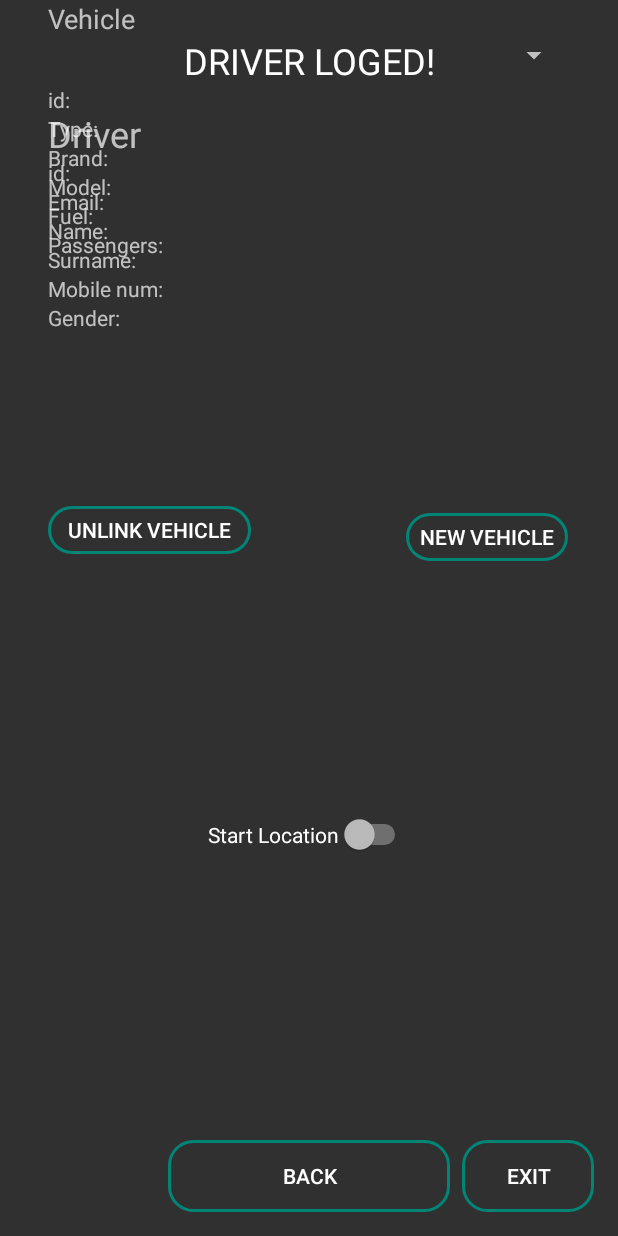
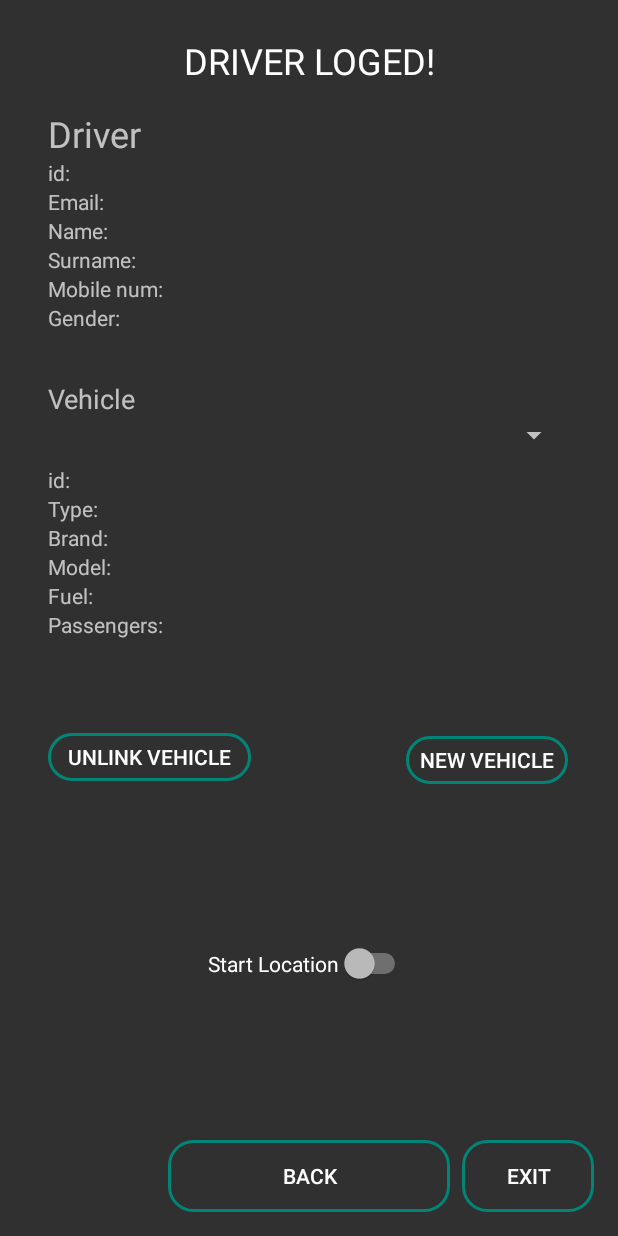
Before and after one commit to avillenam/geoloc, an Android app: the UserLogedActivity screen opened directly, with no data from a screen before it, on a phone screen of 412 x 824 dp. Run offline under Robolectric (Android 15) with nearby library versions, the phone set to English and light mode, and no system bars.

Commit message:
Versión 1.7

```diff
--- a/app/src/main/java/com/uned/geoloc_3/Interface/JsonHerokuapp.java
+++ b/app/src/main/java/com/uned/geoloc_3/Interface/JsonHerokuapp.java
@@ -95,4 +95,8 @@ public interface JsonHerokuapp {
 
     @GET("loginDriver/{email}/{password}")
     Call<LoginCode> loginDriver(@Path("email") String email, @Path("password") String password);
+
+    // Llamada GET al servidor que devuelve un objeto Driver a partir del id_driver
+    @GET("driver/{id_driver}")
+    Call<List<Driver>> driverById(@Path("id_driver") int id_driver);
 }
--- a/app/src/main/java/com/uned/geoloc_3/MainActivity.java
+++ b/app/src/main/java/com/uned/geoloc_3/MainActivity.java
@@ -145,7 +145,7 @@ public class MainActivity extends AppCompatActivity {
         //parameters.put("userId", email);
         //parameters.put("_sort", pass);
 
-        final String emailUser = email;
+        //final String emailUser = email;
 
         System.out.println("Parametros recibidos de la llamada:");
         System.out.println(email);
@@ -185,7 +185,7 @@ public class MainActivity extends AppCompatActivity {
 
                         // Objeto que se va a encargar de enviar la información del usuario a la otra actividad
                         Bundle userBundle = new Bundle();
-                        userBundle.putString("email", emailUser);
+                        userBundle.putString("email", email);
                         userBundle.putInt("id_driver", id_driver);
 
                         // Le añadimos al Intent los datos que queremos enviar
--- a/app/src/main/res/layout/activity_user_loged.xml
+++ b/app/src/main/res/layout/activity_user_loged.xml
@@ -8,12 +8,12 @@
 
     <TextView
         android:id="@+id/txt_passengers2"
-        android:layout_width="250dp"
+        android:layout_width="200dp"
         android:layout_height="wrap_content"
         android:layout_marginEnd="28dp"
         android:layout_marginRight="28dp"
         android:ems="10"
-        android:inputType="textEmailAddress"
+        android:inputType="text"
         android:textSize="14sp"
         app:layout_constraintEnd_toEndOf="parent"
         app:layout_constraintTop_toBottomOf="@+id/txt_fuel2" />
@@ -25,7 +25,7 @@
         android:layout_marginStart="32dp"
         android:layout_marginLeft="32dp"
         android:ems="10"
-        android:inputType="textEmailAddress"
+        android:inputType="text"
         android:text="Passengers:"
         android:textSize="14sp"
         app:layout_constraintStart_toStartOf="parent"
@@ -33,37 +33,37 @@
 
     <TextView
         android:id="@+id/txt_brand2"
-        android:layout_width="250dp"
+        android:layout_width="200dp"
         android:layout_height="wrap_content"
         android:layout_marginEnd="28dp"
         android:layout_marginRight="28dp"
         android:ems="10"
-        android:inputType="textEmailAddress"
+        android:inputType="text"
         android:textSize="14sp"
         app:layout_constraintEnd_toEndOf="parent"
         app:layout_constraintTop_toBottomOf="@+id/txt_type2" />
 
     <TextView
         android:id="@+id/txt_fuel2"
-        android:layout_width="250dp"
+        android:layout_width="200dp"
         android:layout_height="wrap_content"
         android:layout_marginEnd="28dp"
         android:layout_marginRight="28dp"
         android:ems="10"
-        android:inputType="textEmailAddress"
+        android:inputType="text"
         android:textSize="14sp"
         app:layout_constraintEnd_toEndOf="parent"
         app:layout_constraintTop_toBottomOf="@+id/txt_model2" />
 
     <TextView
         android:id="@+id/txt_idVehicle2"
-        android:layout_width="250dp"
+        android:layout_width="200dp"
         android:layout_height="19dp"
         android:layout_marginTop="8dp"
         android:layout_marginEnd="28dp"
         android:layout_marginRight="28dp"
         android:ems="10"
-        android:inputType="textEmailAddress"
+        android:inputType="text"
         android:textSize="14sp"
         app:layout_constraintEnd_toEndOf="parent"
         app:layout_constraintTop_toBottomOf="@+id/spinner_vehicles" />
@@ -75,7 +75,7 @@
         android:layout_marginStart="32dp"
         android:layout_marginLeft="32dp"
         android:ems="10"
-        android:inputType="textEmailAddress"
+        android:inputType="text"
         android:text="Type:"
         android:textSize="14sp"
         app:layout_constraintStart_toStartOf="parent"
@@ -83,12 +83,12 @@
 
     <TextView
         android:id="@+id/txt_type2"
-        android:layout_width="250dp"
+        android:layout_width="200dp"
         android:layout_height="wrap_content"
         android:layout_marginEnd="28dp"
         android:layout_marginRight="28dp"
         android:ems="10"
-        android:inputType="textEmailAddress"
+        android:inputType="text"
         android:textSize="14sp"
         app:layout_constraintEnd_toEndOf="parent"
         app:layout_constraintTop_toBottomOf="@+id/txt_idVehicle2" />
@@ -100,7 +100,7 @@
         android:layout_marginStart="32dp"
         android:layout_marginLeft="32dp"
         android:ems="10"
-        android:inputType="textEmailAddress"
+        android:inputType="text"
         android:text="Brand:"
         android:textSize="14sp"
         app:layout_constraintStart_toStartOf="parent"
@@ -113,7 +113,7 @@
         android:layout_marginStart="32dp"
         android:layout_marginLeft="32dp"
         android:ems="10"
-        android:inputType="textEmailAddress"
+        android:inputType="text"
         android:text="Model:"
         android:textSize="14sp"
         app:layout_constraintStart_toStartOf="parent"
@@ -126,7 +126,7 @@
         android:layout_marginStart="32dp"
         android:layout_marginLeft="32dp"
         android:ems="10"
-        android:inputType="textEmailAddress"
+        android:inputType="text"
         android:text="Fuel:"
         android:textSize="14sp"
         app:layout_constraintStart_toStartOf="parent"
@@ -134,12 +134,12 @@
 
     <TextView
         android:id="@+id/txt_model2"
-        android:layout_width="250dp"
+        android:layout_width="200dp"
         android:layout_height="wrap_content"
         android:layout_marginEnd="28dp"
         android:layout_marginRight="28dp"
         android:ems="10"
-        android:inputType="textEmailAddress"
+        android:inputType="text"
         android:textSize="14sp"
         app:layout_constraintEnd_toEndOf="parent"
         app:layout_constraintTop_toBottomOf="@+id/txt_brand2" />
@@ -154,7 +154,7 @@
         android:layout_marginEnd="32dp"
         android:layout_marginRight="32dp"
         android:ems="10"
-        android:inputType="textPersonName"
+        android:inputType="text"
         android:text="DRIVER LOGED!"
         android:textAlignment="center"
         android:textAppearance="@style/TextAppearance.AppCompat.Body1"
@@ -175,7 +175,7 @@
         android:layout_marginEnd="32dp"
         android:layout_marginRight="32dp"
         android:ems="10"
-        android:inputType="textEmailAddress"
+        android:inputType="text"
         android:text="Driver"
         android:textSize="24sp"
         app:layout_constraintEnd_toEndOf="parent"
@@ -185,7 +185,7 @@
 
     <TextView
         android:id="@+id/txt_email2"
-        android:layout_width="250dp"
+        android:layout_width="200dp"
         android:layout_height="wrap_content"
         android:layout_marginEnd="32dp"
         android:layout_marginRight="32dp"
@@ -197,60 +197,60 @@
 
     <TextView
         android:id="@+id/txt_name2"
-        android:layout_width="250dp"
+        android:layout_width="200dp"
         android:layout_height="wrap_content"
         android:layout_marginEnd="32dp"
         android:layout_marginRight="32dp"
         android:ems="10"
-        android:inputType="textEmailAddress"
+        android:inputType="text"
         android:textSize="14sp"
         app:layout_constraintEnd_toEndOf="parent"
         app:layout_constraintTop_toBottomOf="@+id/txt_email2" />
 
     <TextView
         android:id="@+id/txt_surname2"
-        android:layout_width="250dp"
+        android:layout_width="200dp"
         android:layout_height="wrap_content"
         android:layout_marginEnd="32dp"
         android:layout_marginRight="32dp"
         android:ems="10"
-        android:inputType="textEmailAddress"
+        android:inputType="text"
         android:textSize="14sp"
         app:layout_constraintEnd_toEndOf="parent"
         app:layout_constraintTop_toBottomOf="@+id/txt_name2" />
 
     <TextView
         android:id="@+id/txt_mobile2"
-        android:layout_width="250dp"
+        android:layout_width="200dp"
         android:layout_height="wrap_content"
         android:layout_marginEnd="32dp"
         android:layout_marginRight="32dp"
         android:ems="10"
-        android:inputType="textEmailAddress"
+        android:inputType="text"
         android:textSize="14sp"
         app:layout_constraintEnd_toEndOf="parent"
         app:layout_constraintTop_toBottomOf="@+id/txt_surname2" />
 
     <TextView
         android:id="@+id/txt_gender2"
-        android:layout_width="250dp"
+        android:layout_width="200dp"
         android:layout_height="wrap_content"
         android:layout_marginEnd="32dp"
         android:layout_marginRight="32dp"
         android:ems="10"
-        android:inputType="textEmailAddress"
+        android:inputType="text"
         android:textSize="14sp"
         app:layout_constraintEnd_toEndOf="parent"
         app:layout_constraintTop_toBottomOf="@+id/txt_mobile2" />
 
     <TextView
         android:id="@+id/txt_idDriver2"
-        android:layout_width="250dp"
+        android:layout_width="200dp"
         android:layout_height="19dp"
         android:layout_marginEnd="32dp"
         android:layout_marginRight="32dp"
         android:ems="10"
-        android:inputType="textEmailAddress"
+        android:inputType="text"
         android:textSize="14sp"
         app:layout_constraintEnd_toEndOf="parent"
         app:layout_constraintTop_toBottomOf="@+id/et_driver" />
@@ -262,7 +262,7 @@
         android:layout_marginStart="32dp"
         android:layout_marginLeft="32dp"
         android:ems="10"
-        android:inputType="textEmailAddress"
+        android:inputType="text"
         android:text="Email:"
         android:textSize="14sp"
         app:layout_constraintStart_toStartOf="parent"
@@ -275,7 +275,7 @@
         android:layout_marginStart="32dp"
         android:layout_marginLeft="32dp"
         android:ems="10"
-        android:inputType="textEmailAddress"
+        android:inputType="text"
         android:text="Name:"
         android:textSize="14sp"
         app:layout_constraintStart_toStartOf="parent"
@@ -288,7 +288,7 @@
         android:layout_marginStart="32dp"
         android:layout_marginLeft="32dp"
         android:ems="10"
-        android:inputType="textEmailAddress"
+        android:inputType="text"
         android:text="Surname:"
         android:textSize="14sp"
         app:layout_constraintStart_toStartOf="parent"
@@ -301,7 +301,7 @@
         android:layout_marginStart="32dp"
         android:layout_marginLeft="32dp"
         android:ems="10"
-        android:inputType="textEmailAddress"
+        android:inputType="text"
         android:text="Mobile num:"
         android:textSize="14sp"
         app:layout_constraintStart_toStartOf="parent"
@@ -314,7 +314,7 @@
         android:layout_marginStart="32dp"
         android:layout_marginLeft="32dp"
         android:ems="10"
-        android:inputType="textEmailAddress"
+        android:inputType="text"
         android:text="Gender:"
         android:textSize="14sp"
         app:layout_constraintStart_toStartOf="parent"
@@ -354,16 +354,17 @@
         android:layout_height="wrap_content"
         android:layout_marginStart="32dp"
         android:layout_marginLeft="32dp"
+        android:layout_marginTop="32dp"
         android:layout_marginEnd="32dp"
         android:layout_marginRight="32dp"
         android:ems="10"
-        android:inputType="textPersonName"
+        android:inputType="text"
         android:text="Vehicle"
         android:textSize="18sp"
         app:layout_constraintEnd_toEndOf="parent"
         app:layout_constraintHorizontal_bias="1.0"
         app:layout_constraintStart_toStartOf="parent"
-        tools:layout_editor_absoluteY="250dp" />
+        app:layout_constraintTop_toBottomOf="@+id/txt_gender2" />
 
     <Spinner
         android:id="@+id/spinner_vehicles"
```
Also changed, not shown: app/src/main/java/com/uned/geoloc_3/Model/Vehicle.java (+11 -5 lines), app/src/main/java/com/uned/geoloc_3/SecondActivity.java (+5 -3 lines), app/src/main/java/com/uned/geoloc_3/UserLogedActivity.java (+66 -6 lines).
